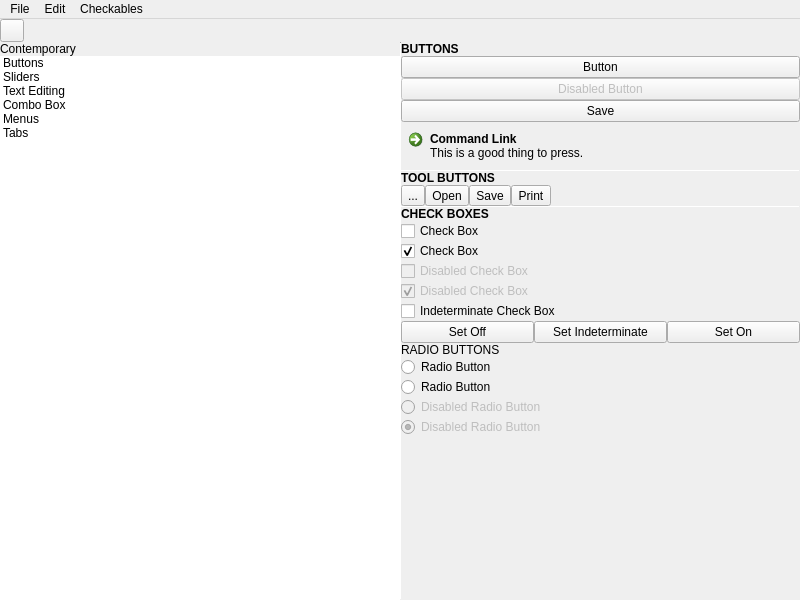
Before: the Qt Designer form demo/mainwindow.ui in theCheeseboard/contemporary-theme, drawn with Qt 5.
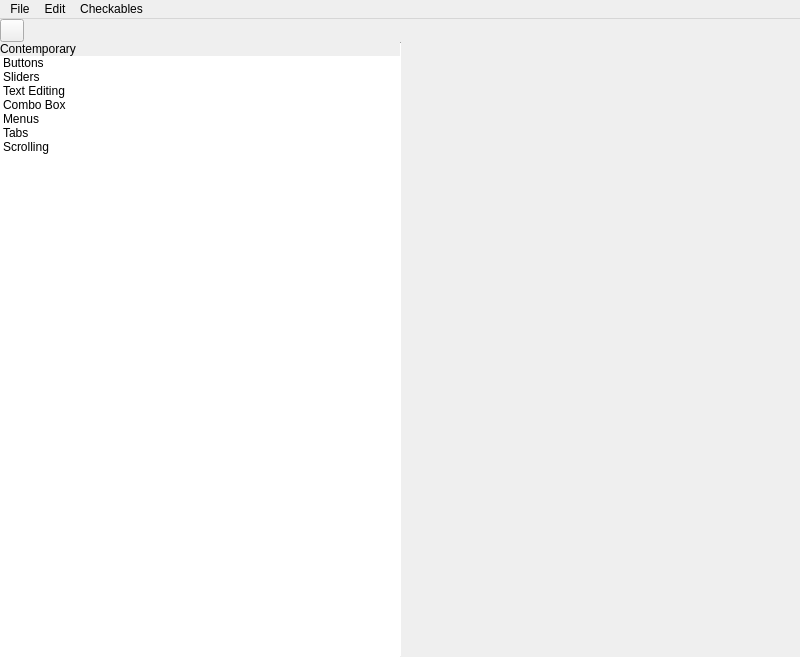
After: the same form once the commit is applied. Icons and pictures are not drawn. Custom widgets are drawn as their Qt base class.

What changed in the file:
```diff
--- a/demo/mainwindow.ui
+++ b/demo/mainwindow.ui
@@ -7,7 +7,7 @@
     <x>0</x>
     <y>0</y>
     <width>800</width>
-    <height>600</height>
+    <height>657</height>
    </rect>
   </property>
   <property name="windowTitle">
@@ -169,6 +169,11 @@
              <string>Tabs</string>
             </property>
            </item>
+           <item>
+            <property name="text">
+             <string>Scrolling</string>
+            </property>
+           </item>
           </widget>
          </item>
         </layout>
@@ -190,7 +195,7 @@
       <item>
        <widget class="tStackedWidget" name="stackedWidget">
         <property name="currentIndex">
-         <number>0</number>
+         <number>6</number>
         </property>
         <widget class="QWidget" name="page">
          <layout class="QVBoxLayout" name="verticalLayout_3">
@@ -989,6 +994,72 @@
           </item>
          </layout>
         </widget>
+        <widget class="QWidget" name="page_7">
+         <layout class="QVBoxLayout" name="verticalLayout_10">
+          <property name="spacing">
+           <number>0</number>
+          </property>
+          <property name="leftMargin">
+           <number>0</number>
+          </property>
+          <property name="topMargin">
+           <number>0</number>
+          </property>
+          <property name="rightMargin">
+           <number>0</number>
+          </property>
+          <property name="bottomMargin">
+           <number>0</number>
+          </property>
+          <item>
+           <widget class="QScrollArea" name="scrollArea">
+            <property name="frameShape">
+             <enum>QFrame::NoFrame</enum>
+            </property>
+            <property name="widgetResizable">
+             <bool>true</bool>
+            </property>
+            <widget class="QWidget" name="scrollAreaWidgetContents">
+             <property name="geometry">
+              <rect>
+               <x>0</x>
+               <y>0</y>
+               <width>2560</width>
+               <height>1600</height>
+              </rect>
+             </property>
+             <layout class="QVBoxLayout" name="verticalLayout_11">
+              <property name="spacing">
+               <number>0</number>
+              </property>
+              <property name="leftMargin">
+               <number>0</number>
+              </property>
+              <property name="topMargin">
+               <number>0</number>
+              </property>
+              <property name="rightMargin">
+               <number>0</number>
+              </property>
+              <property name="bottomMargin">
+               <number>0</number>
+              </property>
+              <item>
+               <widget class="QLabel" name="label_11">
+                <property name="text">
+                 <string/>
+                </property>
+                <property name="pixmap">
+                 <pixmap>../../../../../../usr/share/wallpapers/FlyingKonqui/contents/images/2560x1600.png</pixmap>
+                </property>
+               </widget>
+              </item>
+             </layout>
+            </widget>
+           </widget>
+          </item>
+         </layout>
+        </widget>
        </widget>
       </item>
      </layout>
```
Left out of the diff: 2 changed lines with no effect on the pictures.
